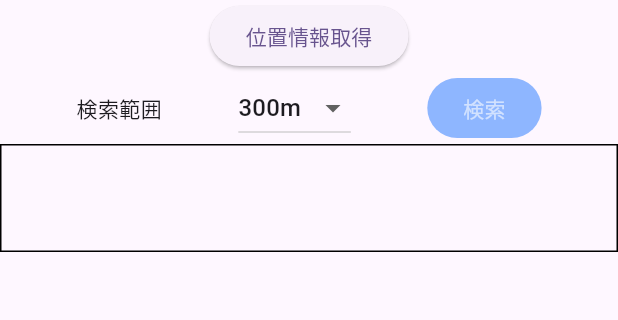
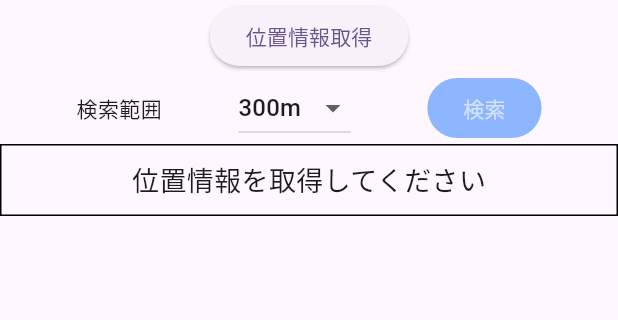
Before and after one commit to Rei0404nakada/restaurant_searcher, a Flutter app: the screen it shows after launch, on a phone screen of 412 x 824 dp, the part 84-404 px from its top. Run offline on Flutter 3.47's test engine with Material 3 defaults, Android fonts, the phone set to English and light mode, and no system bars; our stand-ins replace geolocator.

Commit message:
add: 検索結果が出ていない状態の画面作成

```diff
--- a/lib/main.dart
+++ b/lib/main.dart
@@ -59,6 +59,13 @@ class _MyHomePageState extends State<MyHomePage> {
                 determinePosition().then((position) {
                   setState(() {
                     _position = position; // 取得した位置情報を状態に設定
+                    if (_position != null) {
+                      print(_position!.latitude.toString());
+                      print(_position!.longitude.toString());
+                      latPosition = '35.691837275';
+                      lngPosition = '139.8117242108';
+                      print(latPosition);
+                    }
                   });
                 }).catchError((error) {
                   setState(() {
@@ -70,15 +77,6 @@ class _MyHomePageState extends State<MyHomePage> {
                     ),
                   );
                 });
-                if (_position != null) {
-                  setState(() {
-                    print(_position!.latitude.toString());
-                    print(_position!.longitude.toString());
-                    latPosition = '35.691837275';
-                    lngPosition = '139.8117242108';
-                    print(latPosition);
-                  });
-                }
               },
               child: const Text('位置情報取得'),
             ),
@@ -201,8 +199,18 @@ class _MyHomePageState extends State<MyHomePage> {
                         ],
                       );
                     } else {
-                      return SizedBox(
-                        height: 50,
+                      return Row(
+                        mainAxisAlignment: MainAxisAlignment.center,
+                        children: <Widget>[
+                          Text(
+                            style: TextStyle(
+                              fontSize: 18,
+                            ),
+                            locationChecker() == false
+                                ? '位置情報を取得してください'
+                                : '検索ボタンを押してください',
+                          ),
+                        ],
                       );
                     }
                   }),
```
